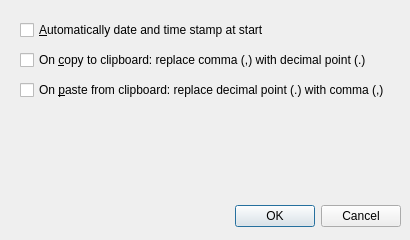
Kudaschov/ViCalc, file vicalc/ui/options_dialog.ui: the form before one commit.
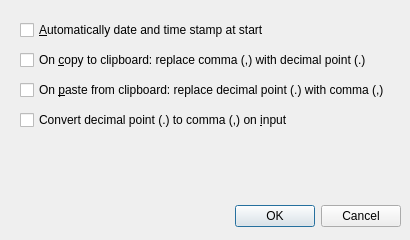
The form after the commit.

```diff
--- a/vicalc/ui/options_dialog.ui
+++ b/vicalc/ui/options_dialog.ui
@@ -68,6 +68,19 @@
     <string>On &amp;paste from clipboard: replace decimal point (.) with comma (,)</string>
    </property>
   </widget>
+  <widget class="QCheckBox" name="inputReplacePointcheckBox">
+   <property name="geometry">
+    <rect>
+     <x>20</x>
+     <y>110</y>
+     <width>381</width>
+     <height>20</height>
+    </rect>
+   </property>
+   <property name="text">
+    <string>Convert decimal point (.) to comma (,) on &amp;input</string>
+   </property>
+  </widget>
  </widget>
  <resources/>
  <connections>
```
